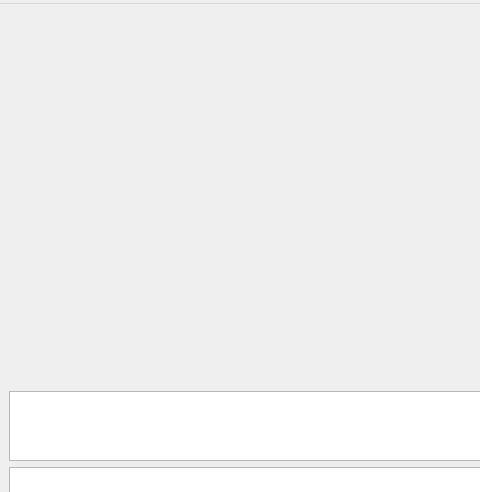
Above: guidir/mainwindow/mainwindow.ui from hwangyoon/ImageAugmentation before the change; both pictures show x 0 to 480 and y 0 to 492 of the 1024 by 644 pixel window. Below: the same form after it.
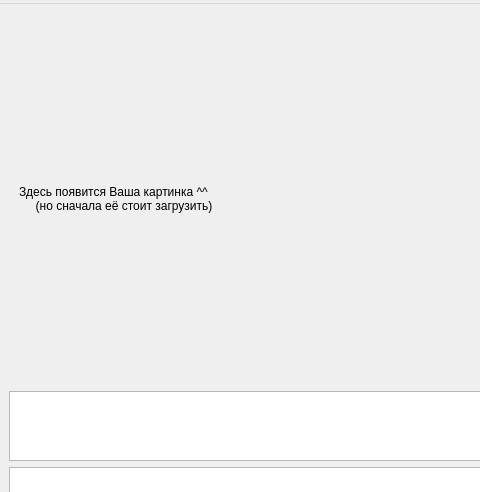
That is the form after the change.

```diff
--- a/guidir/mainwindow/mainwindow.ui
+++ b/guidir/mainwindow/mainwindow.ui
@@ -61,14 +61,9 @@
           </item>
           <item>
            <widget class="QLabel" name="label_image">
-            <property name="sizePolicy">
-             <sizepolicy hsizetype="Expanding" vsizetype="Expanding">
-              <horstretch>0</horstretch>
-              <verstretch>0</verstretch>
-             </sizepolicy>
-            </property>
             <property name="text">
-             <string/>
+             <string>Здесь появится Ваша картинка ^^ 
+     (но сначала её стоит загрузить)</string>
             </property>
            </widget>
           </item>
```
Left out of the diff: 4 changed lines with no effect on the pictures.
